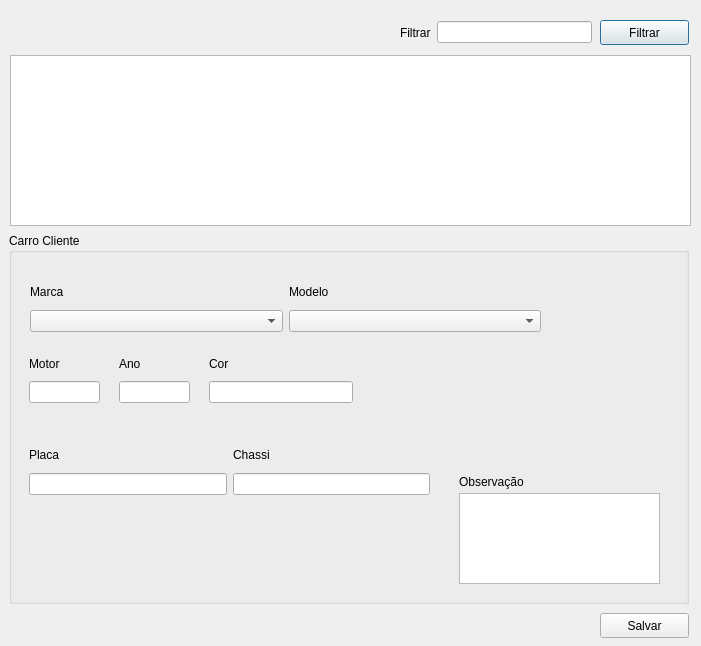
Old version of the form frms_nv_veiculocliente.ui in the repository ustop0/TCC.
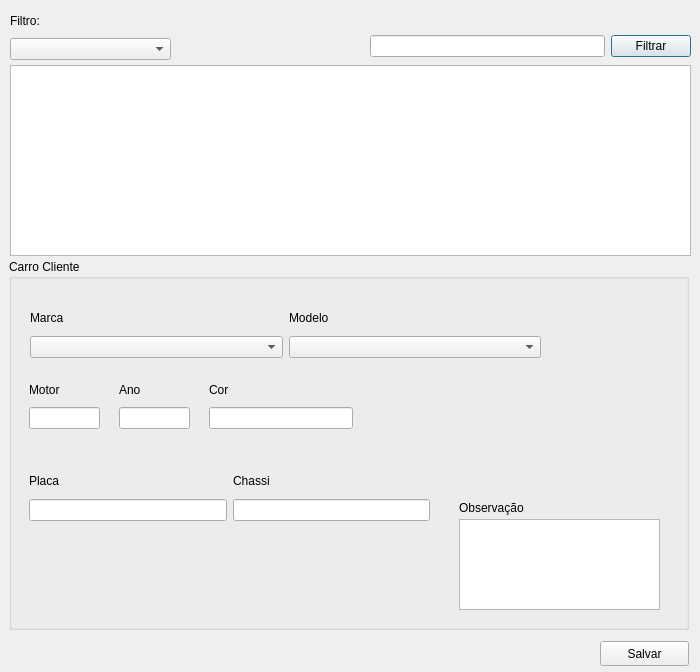
New version of the form.

Patch:
```diff
--- a/frms_nv_veiculocliente.ui
+++ b/frms_nv_veiculocliente.ui
@@ -6,18 +6,63 @@
    <rect>
     <x>0</x>
     <y>0</y>
-    <width>701</width>
-    <height>646</height>
+    <width>700</width>
+    <height>672</height>
    </rect>
   </property>
   <property name="windowTitle">
    <string>Dialog</string>
   </property>
+  <widget class="QWidget" name="layoutWidget">
+   <property name="geometry">
+    <rect>
+     <x>370</x>
+     <y>33</y>
+     <width>321</width>
+     <height>27</height>
+    </rect>
+   </property>
+   <layout class="QHBoxLayout" name="horizontalLayout">
+    <item>
+     <widget class="QLineEdit" name="txt_ge_filtrarcliente"/>
+    </item>
+    <item>
+     <widget class="QPushButton" name="btn_ge_filtrarcliente">
+      <property name="text">
+       <string>Filtrar</string>
+      </property>
+     </widget>
+    </item>
+   </layout>
+  </widget>
+  <widget class="QTableWidget" name="tw_ge_listaveiculosclientes">
+   <property name="geometry">
+    <rect>
+     <x>10</x>
+     <y>65</y>
+     <width>681</width>
+     <height>191</height>
+    </rect>
+   </property>
+  </widget>
+  <widget class="QPushButton" name="btn_salvarveiculo">
+   <property name="geometry">
+    <rect>
+     <x>600</x>
+     <y>641</y>
+     <width>89</width>
+     <height>25</height>
+    </rect>
+   </property>
+   <property name="text">
+    <string>Salvar</string>
+   </property>
+  </widget>
   <widget class="QGroupBox" name="groupBox_2">
    <property name="geometry">
     <rect>
      <x>9</x>
-     <y>233</y>
+     <y>259</y>
      <width>680</width>
      <height>371</height>
     </rect>
@@ -38,7 +83,7 @@
      <string>Observação</string>
     </property>
    </widget>
-   <widget class="QWidget" name="layoutWidget">
+   <widget class="QWidget" name="layoutWidget_2">
     <property name="geometry">
      <rect>
       <x>21</x>
@@ -78,7 +123,7 @@
      </item>
     </layout>
    </widget>
-   <widget class="QWidget" name="layoutWidget_2">
+   <widget class="QWidget" name="layoutWidget_3">
     <property name="geometry">
      <rect>
       <x>20</x>
@@ -153,7 +198,7 @@
      <string/>
     </property>
    </widget>
-   <widget class="QWidget" name="">
+   <widget class="QWidget" name="layoutWidget_5">
     <property name="geometry">
      <rect>
       <x>20</x>
@@ -175,7 +220,7 @@
      </item>
     </layout>
    </widget>
-   <widget class="QWidget" name="">
+   <widget class="QWidget" name="layoutWidget_6">
     <property name="geometry">
      <rect>
       <x>110</x>
@@ -198,61 +243,25 @@
     </layout>
    </widget>
   </widget>
-  <widget class="QTableWidget" name="tw_nv_listaveiculosclientes">
+  <widget class="QWidget" name="layoutWidget_7">
    <property name="geometry">
     <rect>
      <x>10</x>
-     <y>55</y>
-     <width>681</width>
-     <height>171</height>
+     <y>10</y>
+     <width>161</width>
+     <height>50</height>
     </rect>
    </property>
-  </widget>
-  <widget class="QPushButton" name="btn_nv_filtrarcliente">
-   <property name="geometry">
-    <rect>
-     <x>600</x>
-     <y>20</y>
-     <width>89</width>
-     <height>25</height>
-    </rect>
-   </property>
-   <property name="text">
-    <string>Filtrar</string>
-   </property>
-  </widget>
-  <widget class="QPushButton" name="btn_salvarveiculo">
-   <property name="geometry">
-    <rect>
-     <x>600</x>
-     <y>613</y>
-     <width>89</width>
-     <height>25</height>
-    </rect>
-   </property>
-   <property name="text">
-    <string>Salvar</string>
-   </property>
-  </widget>
-  <widget class="QWidget" name="layoutWidget">
-   <property name="geometry">
-    <rect>
-     <x>400</x>
-     <y>19</y>
-     <width>192</width>
-     <height>27</height>
-    </rect>
-   </property>
-   <layout class="QHBoxLayout" name="horizontalLayout">
+   <layout class="QVBoxLayout" name="verticalLayout_6">
     <item>
      <widget class="QLabel" name="label">
       <property name="text">
-       <string>Filtrar</string>
+       <string>Filtro:</string>
       </property>
      </widget>
     </item>
     <item>
-     <widget class="QLineEdit" name="txt_nv_filtrarcliente"/>
+     <widget class="QComboBox" name="cb_ge_filtro"/>
     </item>
    </layout>
   </widget>
```
